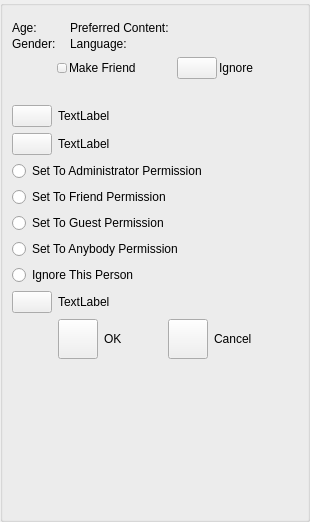
First picture: the form in nolimitgui/src/Forms/AppletPeerChangeFriendship.ui, repository nolimitconnect/NoLimitConnect, before the edit.
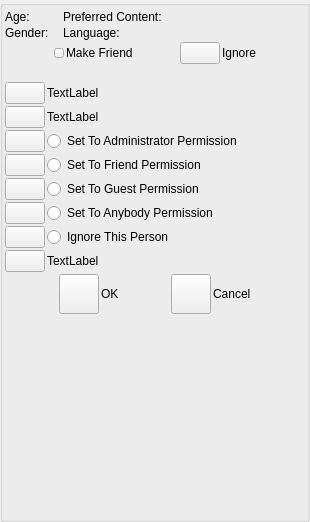
Second picture: the form after the edit. Custom widgets are drawn as their Qt base class.

```diff
--- a/nolimitgui/src/Forms/AppletPeerChangeFriendship.ui
+++ b/nolimitgui/src/Forms/AppletPeerChangeFriendship.ui
@@ -59,6 +59,21 @@
       <string/>
      </property>
      <layout class="QVBoxLayout" name="verticalLayout_4">
+      <property name="spacing">
+       <number>2</number>
+      </property>
+      <property name="leftMargin">
+       <number>2</number>
+      </property>
+      <property name="topMargin">
+       <number>2</number>
+      </property>
+      <property name="rightMargin">
+       <number>2</number>
+      </property>
+      <property name="bottomMargin">
+       <number>2</number>
+      </property>
       <item>
        <widget class="IdentWidget" name="m_IdentWidget" native="true"/>
       </item>
@@ -417,7 +432,34 @@
        </layout>
       </item>
       <item>
+       <layout class="QHBoxLayout" name="horizontalLayout_11">
+        <item>
+         <widget class="VxPushButton" name="m_SelectAdminButton">
+          <property name="sizePolicy">
+           <sizepolicy hsizetype="Preferred" vsizetype="Preferred">
+            <horstretch>0</horstretch>
+            <verstretch>0</verstretch>
+           </sizepolicy>
+          </property>
+          <property name="minimumSize">
+           <size>
+            <width>0</width>
+            <height>0</height>
+           </size>
+          </property>
+          <property name="text">
+           <string notr="true"/>
+          </property>
+         </widget>
+        </item>
+        <item>
        <widget class="QRadioButton" name="ToAdministratorButton">
+          <property name="sizePolicy">
+           <sizepolicy hsizetype="Expanding" vsizetype="Fixed">
+            <horstretch>0</horstretch>
+            <verstretch>0</verstretch>
+           </sizepolicy>
+          </property>
         <property name="minimumSize">
          <size>
           <width>0</width>
@@ -429,8 +471,37 @@
         </property>
        </widget>
       </item>
+       </layout>
+      </item>
+      <item>
+       <layout class="QHBoxLayout" name="horizontalLayout_12">
+        <item>
+         <widget class="VxPushButton" name="m_SelectFriendButton">
+          <property name="sizePolicy">
+           <sizepolicy hsizetype="Preferred" vsizetype="Preferred">
+            <horstretch>0</horstretch>
+            <verstretch>0</verstretch>
+           </sizepolicy>
+          </property>
+          <property name="minimumSize">
+           <size>
+            <width>0</width>
+            <height>0</height>
+           </size>
+          </property>
+          <property name="text">
+           <string notr="true"/>
+          </property>
+         </widget>
+        </item>
       <item>
        <widget class="QRadioButton" name="ToFriendButton">
+          <property name="sizePolicy">
+           <sizepolicy hsizetype="Expanding" vsizetype="Fixed">
+            <horstretch>0</horstretch>
+            <verstretch>0</verstretch>
+           </sizepolicy>
+          </property>
         <property name="minimumSize">
          <size>
           <width>0</width>
@@ -442,8 +513,37 @@
         </property>
        </widget>
       </item>
+       </layout>
+      </item>
+      <item>
+       <layout class="QHBoxLayout" name="horizontalLayout_13">
+        <item>
+         <widget class="VxPushButton" name="m_SelectGuestButton">
+          <property name="sizePolicy">
+           <sizepolicy hsizetype="Preferred" vsizetype="Preferred">
+            <horstretch>0</horstretch>
+            <verstretch>0</verstretch>
+           </sizepolicy>
+          </property>
+          <property name="minimumSize">
+           <size>
+            <width>0</width>
+            <height>0</height>
+           </size>
+          </property>
+          <property name="text">
+           <string notr="true"/>
+          </property>
+         </widget>
+        </item>
       <item>
        <widget class="QRadioButton" name="ToGuestButton">
+          <property name="sizePolicy">
+           <sizepolicy hsizetype="Expanding" vsizetype="Fixed">
+            <horstretch>0</horstretch>
+            <verstretch>0</verstretch>
+           </sizepolicy>
+          </property>
         <property name="minimumSize">
          <size>
           <width>0</width>
@@ -455,8 +555,37 @@
         </property>
        </widget>
       </item>
+       </layout>
+      </item>
+      <item>
+       <layout class="QHBoxLayout" name="horizontalLayout_15">
+        <item>
+         <widget class="VxPushButton" name="m_SelectAnonymousButton">
+          <property name="sizePolicy">
+           <sizepolicy hsizetype="Preferred" vsizetype="Preferred">
+            <horstretch>0</horstretch>
+            <verstretch>0</verstretch>
+           </sizepolicy>
+          </property>
+          <property name="minimumSize">
+           <size>
+            <width>0</width>
+            <height>0</height>
+           </size>
+          </property>
+          <property name="text">
+           <string notr="true"/>
+          </property>
+         </widget>
+        </item>
       <item>
        <widget class="QRadioButton" name="ToAnonymousButton">
+          <property name="sizePolicy">
+           <sizepolicy hsizetype="Expanding" vsizetype="Fixed">
+            <horstretch>0</horstretch>
+            <verstretch>0</verstretch>
+           </sizepolicy>
+          </property>
         <property name="minimumSize">
          <size>
           <width>0</width>
@@ -468,8 +597,37 @@
         </property>
        </widget>
       </item>
+       </layout>
+      </item>
+      <item>
+       <layout class="QHBoxLayout" name="horizontalLayout_14">
+        <item>
+         <widget class="VxPushButton" name="m_SelectIgnoreButton">
+          <property name="sizePolicy">
+           <sizepolicy hsizetype="Preferred" vsizetype="Preferred">
+            <horstretch>0</horstretch>
+            <verstretch>0</verstretch>
+           </sizepolicy>
+          </property>
+          <property name="minimumSize">
+           <size>
+            <width>0</width>
+            <height>0</height>
+           </size>
+          </property>
+          <property name="text">
+           <string notr="true"/>
+          </property>
+         </widget>
+        </item>
       <item>
        <widget class="QRadioButton" name="ToIgnoreButton">
+          <property name="sizePolicy">
+           <sizepolicy hsizetype="Expanding" vsizetype="Fixed">
+            <horstretch>0</horstretch>
+            <verstretch>0</verstretch>
+           </sizepolicy>
+          </property>
         <property name="minimumSize">
          <size>
           <width>0</width>
@@ -481,6 +639,8 @@
         </property>
        </widget>
       </item>
+       </layout>
+      </item>
       <item>
        <layout class="QHBoxLayout" name="horizontalLayout_10">
         <item>
```
Left out of the diff: 2 changed lines with no effect on the pictures. Lines whose indentation alone changed are shown as unchanged.
